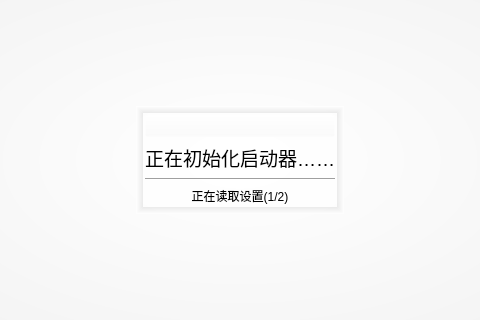
This is UI/MainWindow/MainWindow.ui in SkyWorldStudio/Minecraft-Optimal-Starter_3 as Qt 5 draws it before an edit; both pictures show x 344 to 824 and y 146 to 466 of the 1168 by 612 pixel window. The edited form follows.
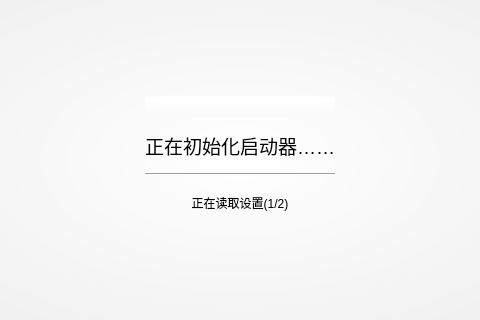
This is the edited form. Icons and pictures are not drawn.

Patch:
```diff
--- a/UI/MainWindow/MainWindow.ui
+++ b/UI/MainWindow/MainWindow.ui
@@ -30,7 +30,7 @@
 	background-color: rgb(115, 250, 121);
 }
 #stackedWidget_main #page_initialize{
-	background-color: qradialgradient(spread:pad, cx:0.5, cy:0.5, radius:0.5, fx:0.5, fy:0.5, stop:0 rgba(255, 255, 255, 255), stop:1 rgba(239, 239, 239, 255));
+	background-color: qradialgradient(spread:pad, cx:0.5, cy:0.5, radius:0.5, fx:0.5, fy:0.5, stop:0 rgba(255, 255, 255, 255), stop:1 rgba(233, 233, 233, 255));
 }
 
 /*
@@ -40,11 +40,9 @@
 	background-color: rgba(255, 255, 255,0);
 }
 #widget_page_loading{
-	background-color: rgba(255, 255, 255, 128);
-	border-top: 7px solid qlineargradient(y0:0, y1:1,stop: 0 rgba(214, 214, 214, 128), stop: 1 white);
-	border-left: 7px solid qlineargradient(x0:0, x1:1,stop: 0 rgba(214, 214, 214, 128), stop: 1 white);
-	 border-bottom: 7px solid qlineargradient(y0:0, y1:1,stop: 0 white, stop: 1  rgba(214, 214, 214, 128));
-	border-right: 7px solid qlineargradient(x0:0, x1:1,stop:  0 white, stop: 1 rgba(214, 214, 214, 128));
+	border-radius: 20px;
+	background-color: rgba(255, 255, 255,0);
+	border-image: url(:/widget_Sidebar/images/Loading_BlackGround.gif);
 }
 
 /*
@@ -409,11 +407,23 @@
          <widget class="QWidget" name="widget_page_loading" native="true">
           <property name="minimumSize">
            <size>
-            <width>0</width>
-            <height>0</height>
+            <width>161</width>
+            <height>172</height>
            </size>
           </property>
           <layout class="QGridLayout" name="gridLayout_4">
+           <property name="leftMargin">
+            <number>22</number>
+           </property>
+           <property name="topMargin">
+            <number>22</number>
+           </property>
+           <property name="rightMargin">
+            <number>22</number>
+           </property>
+           <property name="bottomMargin">
+            <number>22</number>
+           </property>
            <item row="4" column="0">
             <widget class="QLabel" name="label_loading_text_2">
              <property name="text">
```
